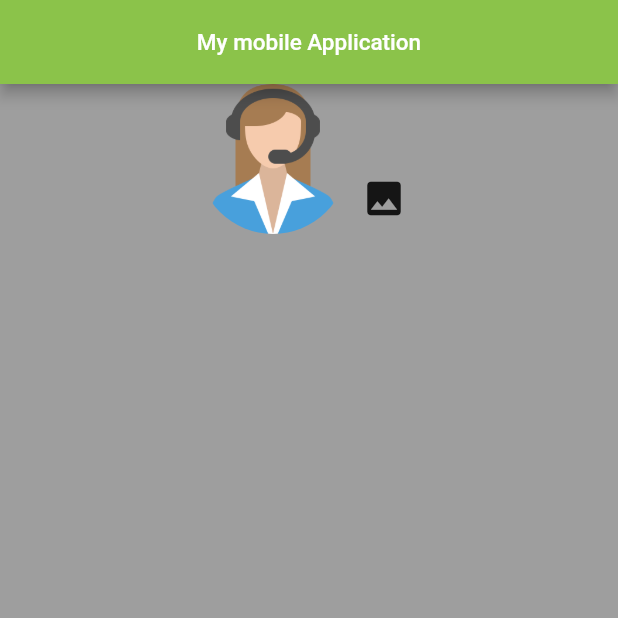
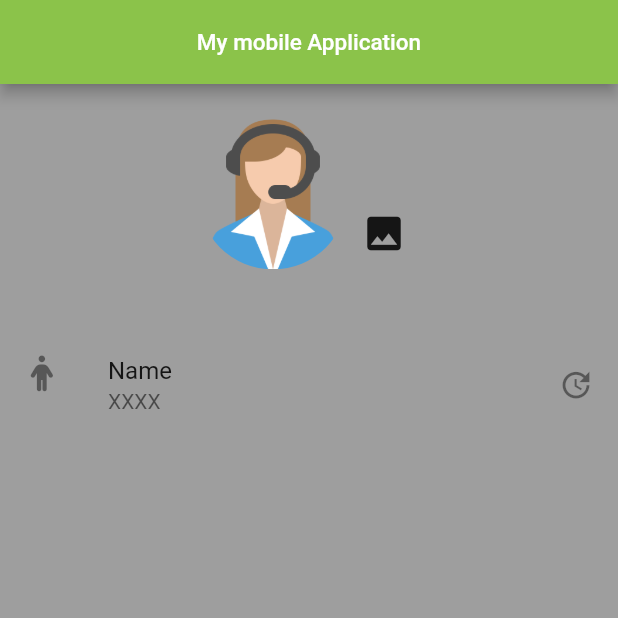
Before and after one commit to Thongek-wpm/flutter_mobile_application, a Flutter app: the screen it shows after launch, on a phone screen of 412 x 824 dp, the top half of it. Run offline on Flutter 3.47's test engine with Material 2 defaults, Android fonts, the phone set to English and light mode, and no system bars; our stand-ins replace font_awesome_flutter, google_fonts; Roboto replaces fonts that are missing (Kadwa).

Commit message:
06-11-2022

```diff
--- a/lib/screens/home_ui.dart
+++ b/lib/screens/home_ui.dart
@@ -29,6 +29,11 @@ class _HomeUiState extends State<HomeUi> {
                 mainAxisAlignment: MainAxisAlignment.center,
                 crossAxisAlignment: CrossAxisAlignment.end,
                 children: [
+                  SizedBox(
+                    height: MediaQuery.of(context).size.width * 0.3,
+                  ),
+                  Row(
+                    children: [
                       ClipRRect(
                         // ignore: sort_child_properties_last
                         child: Image.asset(
@@ -38,6 +43,8 @@ class _HomeUiState extends State<HomeUi> {
                           fit: BoxFit.cover,
                         ),
                         borderRadius: BorderRadius.circular(100.0),
+                      ),
+                    ],
                   ),
                   // ignore: prefer_const_constructors
                   IconButton(
@@ -50,6 +57,15 @@ class _HomeUiState extends State<HomeUi> {
                   ),
                 ],
               ),
+              SizedBox(
+                height: MediaQuery.of(context).size.width * 0.1,
+              ),
+              ListTile(
+                leading: Icon(FontAwesomeIcons.person),
+                trailing: Icon(Icons.update),
+                title: Text("Name"),
+                subtitle: Text("XXXX"),
+              ),
             ],
           ),
         ),
```
Lines whose indentation alone changed are shown as unchanged.
